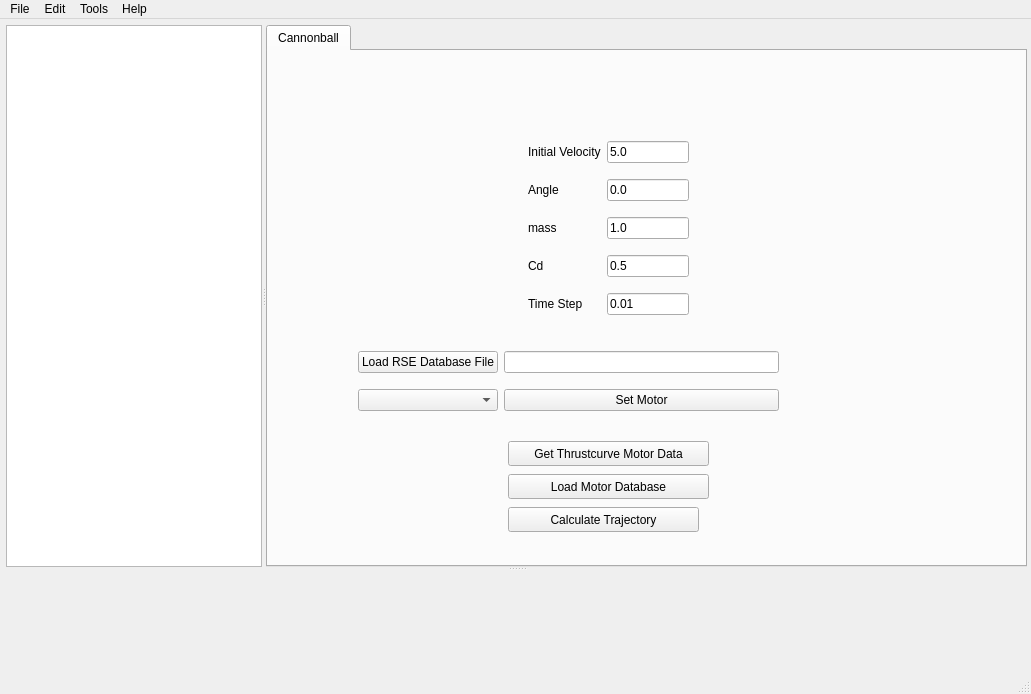
Old version of the form gui/MainWindow.ui in the repository qtrocket/qtrocket.
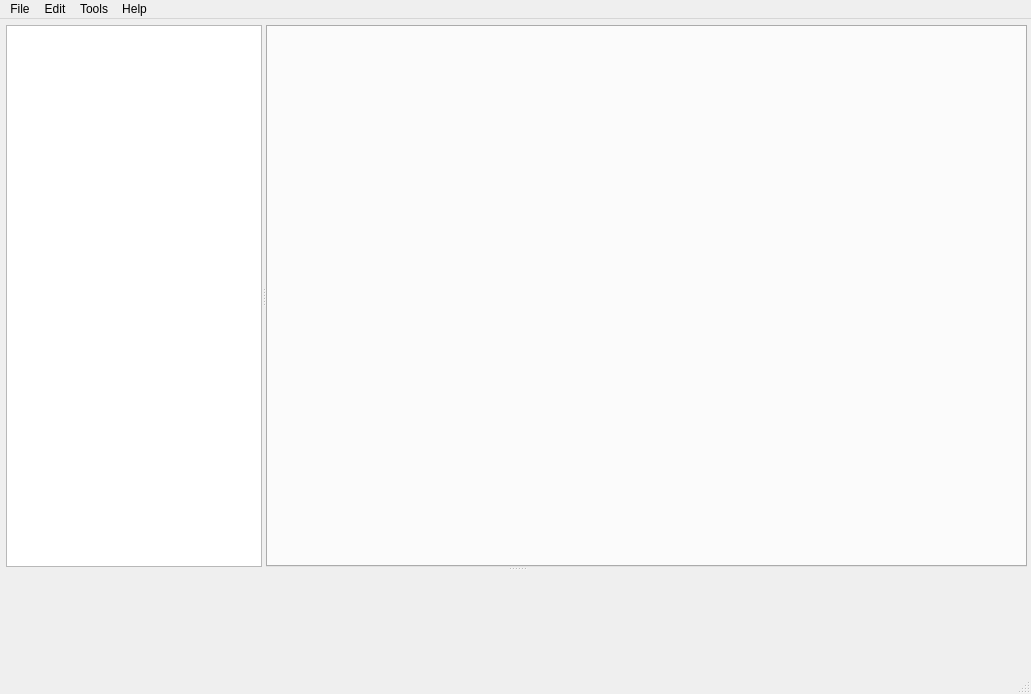
New version of the form. Icons and pictures are not drawn. Custom widgets are drawn as their Qt base class.

Commit message: gui: extract CannonballTab into its own class

```diff
--- a/gui/MainWindow.ui
+++ b/gui/MainWindow.ui
@@ -61,177 +61,6 @@
         <verstretch>0</verstretch>
        </sizepolicy>
       </property>
-      <widget class="QWidget" name="cannonballTab">
-       <attribute name="title">
-        <string>Cannonball</string>
-       </attribute>
-      <widget class="QPushButton" name="calculateTrajectory_btn">
-       <property name="geometry">
-        <rect>
-         <x>240</x>
-         <y>456</y>
-         <width>191</width>
-         <height>25</height>
-        </rect>
-       </property>
-       <property name="sizePolicy">
-        <sizepolicy hsizetype="Preferred" vsizetype="Fixed">
-         <horstretch>0</horstretch>
-         <verstretch>0</verstretch>
-        </sizepolicy>
-       </property>
-       <property name="text">
-        <string>Calculate Trajectory</string>
-       </property>
-      </widget>
-      <widget class="QWidget" name="layoutWidget">
-       <property name="geometry">
-        <rect>
-         <x>260</x>
-         <y>80</y>
-         <width>161</width>
-         <height>196</height>
-        </rect>
-       </property>
-       <layout class="QGridLayout" name="gridLayout">
-        <item row="1" column="1">
-         <widget class="QLineEdit" name="initialAngle">
-          <property name="toolTip">
-           <string>Launch angle in degrees from vertical (0 = straight up, 90 = horizontal)</string>
-          </property>
-          <property name="text">
-           <string>0.0</string>
-          </property>
-         </widget>
-        </item>
-        <item row="2" column="1">
-         <widget class="QLineEdit" name="mass">
-          <property name="text">
-           <string>1.0</string>
-          </property>
-         </widget>
-        </item>
-        <item row="3" column="0">
-         <widget class="QLabel" name="label_4">
-          <property name="text">
-           <string>Cd</string>
-          </property>
-         </widget>
-        </item>
-        <item row="1" column="0">
-         <widget class="QLabel" name="label_2">
-          <property name="text">
-           <string>Angle</string>
-          </property>
-         </widget>
-        </item>
-        <item row="0" column="1">
-         <widget class="QLineEdit" name="initialVelocity">
-          <property name="text">
-           <string>5.0</string>
-          </property>
-         </widget>
-        </item>
-        <item row="3" column="1">
-         <widget class="QLineEdit" name="dragCoeff">
-          <property name="text">
-           <string>0.5</string>
-          </property>
-         </widget>
-        </item>
-        <item row="2" column="0">
-         <widget class="QLabel" name="label_3">
-          <property name="text">
-           <string>mass</string>
-          </property>
-         </widget>
-        </item>
-        <item row="0" column="0">
-         <widget class="QLabel" name="label">
-          <property name="text">
-           <string>Initial Velocity</string>
-          </property>
-         </widget>
-        </item>
-        <item row="4" column="1">
-         <widget class="QLineEdit" name="timeStep">
-          <property name="text">
-           <string>0.01</string>
-          </property>
-         </widget>
-        </item>
-        <item row="4" column="0">
-         <widget class="QLabel" name="label_5">
-          <property name="text">
-           <string>Time Step</string>
-          </property>
-         </widget>
-        </item>
-       </layout>
-      </widget>
-      <widget class="QWidget" name="gridLayoutWidget">
-       <property name="geometry">
-        <rect>
-         <x>90</x>
-         <y>290</y>
-         <width>421</width>
-         <height>80</height>
-        </rect>
-       </property>
-       <layout class="QGridLayout" name="gridLayout_2">
-        <item row="0" column="0">
-         <widget class="QPushButton" name="loadRSE_btn">
-          <property name="text">
-           <string>Load RSE Database File</string>
-          </property>
-         </widget>
-        </item>
-        <item row="0" column="1">
-         <widget class="QLineEdit" name="databaseFileLine">
-          <property name="readOnly">
-           <bool>true</bool>
-          </property>
-         </widget>
-        </item>
-        <item row="1" column="0">
-         <widget class="QComboBox" name="engineSelectorComboBox"/>
-        </item>
-        <item row="1" column="1">
-         <widget class="QPushButton" name="setMotor_btn">
-          <property name="text">
-           <string>Set Motor</string>
-          </property>
-         </widget>
-        </item>
-       </layout>
-      </widget>
-      <widget class="QPushButton" name="getTCMotorData_btn">
-       <property name="geometry">
-        <rect>
-         <x>240</x>
-         <y>390</y>
-         <width>201</width>
-         <height>25</height>
-        </rect>
-       </property>
-       <property name="text">
-        <string>Get Thrustcurve Motor Data</string>
-       </property>
-      </widget>
-      <widget class="QPushButton" name="loadMotorDatabase_btn">
-       <property name="geometry">
-        <rect>
-         <x>240</x>
-         <y>423</y>
-         <width>201</width>
-         <height>25</height>
-        </rect>
-       </property>
-       <property name="text">
-        <string>Load Motor Database</string>
-       </property>
-      </widget>
-      </widget>
      </widget>
     </widget>
     <widget class="QCustomPlot" name="plotWindow" native="true"/>
```
The commit also changes 6 other files.
